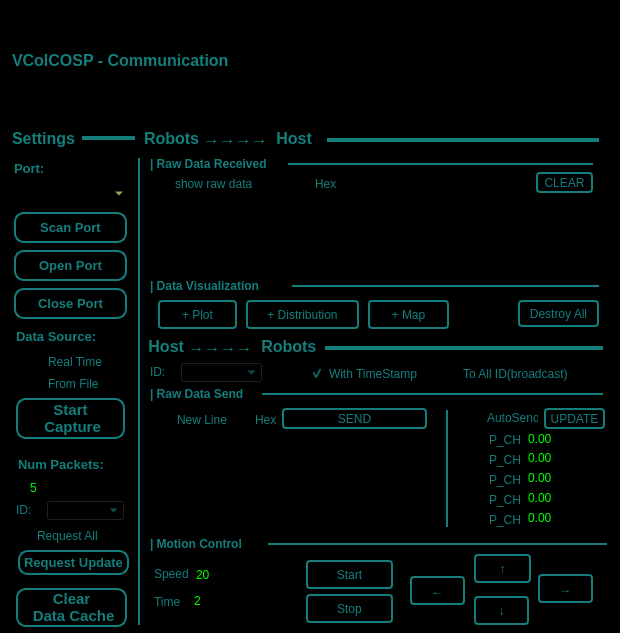
The window that viewers/communication.ui (XuelongSun/VColCOSP_GUI) describes before a commit, drawn with Qt 5.
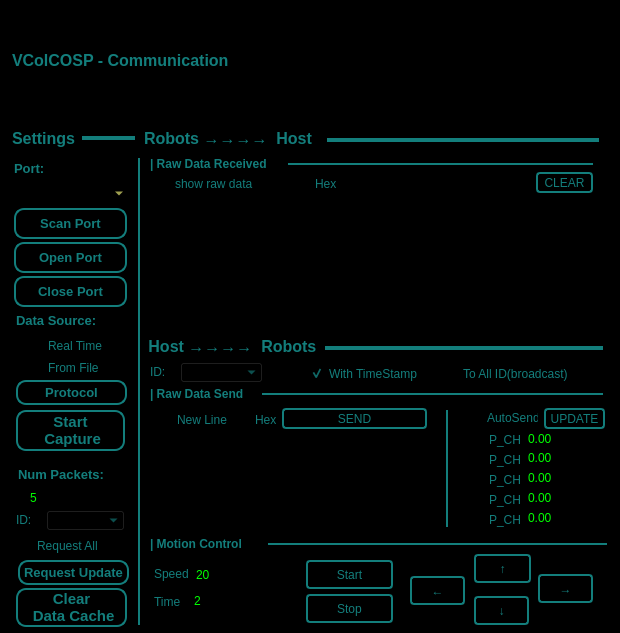
The same window after the commit. Icons and pictures are not drawn.

What changed in the file:
```diff
--- a/viewers/communication.ui
+++ b/viewers/communication.ui
@@ -64,7 +64,7 @@
    <property name="geometry">
     <rect>
      <x>16</x>
-     <y>326</y>
+     <y>310</y>
      <width>109</width>
      <height>21</height>
     </rect>
@@ -85,7 +85,7 @@
    <property name="geometry">
     <rect>
      <x>28</x>
-     <y>354</y>
+     <y>338</y>
      <width>89</width>
      <height>16</height>
     </rect>
@@ -101,7 +101,7 @@
    <property name="geometry">
     <rect>
      <x>14</x>
-     <y>212</y>
+     <y>208</y>
      <width>113</width>
      <height>31</height>
     </rect>
@@ -175,7 +175,7 @@
    <property name="geometry">
     <rect>
      <x>14</x>
-     <y>250</y>
+     <y>242</y>
      <width>113</width>
      <height>31</height>
     </rect>
@@ -211,7 +211,7 @@
    <property name="geometry">
     <rect>
      <x>14</x>
-     <y>288</y>
+     <y>276</y>
      <width>113</width>
      <height>31</height>
     </rect>
@@ -249,7 +249,7 @@
      <x>156</x>
      <y>196</y>
      <width>443</width>
-     <height>77</height>
+     <height>131</height>
     </rect>
    </property>
   </widget>
@@ -501,7 +501,7 @@
    <property name="geometry">
     <rect>
      <x>16</x>
-     <y>398</y>
+     <y>410</y>
      <width>109</width>
      <height>41</height>
     </rect>
@@ -575,7 +575,7 @@
    <property name="geometry">
     <rect>
      <x>28</x>
-     <y>376</y>
+     <y>360</y>
      <width>89</width>
      <height>16</height>
     </rect>
@@ -587,189 +587,6 @@
     <bool>false</bool>
    </property>
   </widget>
-  <widget class="Line" name="line_10">
-   <property name="geometry">
-    <rect>
-     <x>292</x>
-     <y>278</y>
-     <width>307</width>
-     <height>16</height>
-    </rect>
-   </property>
-   <property name="styleSheet">
-    <string notr="true">color: rgb(19, 126, 124);</string>
-   </property>
-   <property name="frameShadow">
-    <enum>QFrame::Plain</enum>
-   </property>
-   <property name="lineWidth">
-    <number>2</number>
-   </property>
-   <property name="orientation">
-    <enum>Qt::Horizontal</enum>
-   </property>
-  </widget>
-  <widget class="QLabel" name="label_26">
-   <property name="geometry">
-    <rect>
-     <x>150</x>
-     <y>278</y>
-     <width>141</width>
-     <height>16</height>
-    </rect>
-   </property>
-   <property name="font">
-    <font>
-     <weight>75</weight>
-     <bold>true</bold>
-    </font>
-   </property>
-   <property name="text">
-    <string>| Data Visualization</string>
-   </property>
-  </widget>
-  <widget class="QPushButton" name="pb_add_plot">
-   <property name="geometry">
-    <rect>
-     <x>158</x>
-     <y>300</y>
-     <width>79</width>
-     <height>29</height>
-    </rect>
-   </property>
-   <property name="cursor">
-    <cursorShape>PointingHandCursor</cursorShape>
-   </property>
-   <property name="styleSheet">
-    <string notr="true">QPushButton::disabled {
-    border: 2px solid rgb(149, 149, 149);
-	color:rgb(149, 149, 149);
-	border-radius:4px;
-}
-QPushButton{
-border: 2px solid rgb(19, 126, 124);
-border-radius:4px;
-}
-</string>
-   </property>
-   <property name="text">
-    <string>+ Plot</string>
-   </property>
-   <property name="icon">
-    <iconset resource="../resources.qrc">
-     <normaloff>:/resource/resources/plot.png</normaloff>:/resource/resources/plot.png</iconset>
-   </property>
-   <property name="iconSize">
-    <size>
-     <width>20</width>
-     <height>20</height>
-    </size>
-   </property>
-  </widget>
-  <widget class="QPushButton" name="pb_add_map">
-   <property name="geometry">
-    <rect>
-     <x>368</x>
-     <y>300</y>
-     <width>81</width>
-     <height>29</height>
-    </rect>
-   </property>
-   <property name="cursor">
-    <cursorShape>PointingHandCursor</cursorShape>
-   </property>
-   <property name="styleSheet">
-    <string notr="true">QPushButton::disabled {
-    border: 2px solid rgb(149, 149, 149);
-	color:rgb(149, 149, 149);
-	border-radius:4px;
-}
-QPushButton{
-border: 2px solid rgb(19, 126, 124);
-border-radius:4px;
-}
-</string>
-   </property>
-   <property name="text">
-    <string>+ Map</string>
-   </property>
-   <property name="icon">
-    <iconset resource="../resources.qrc">
-     <normaloff>:/resource/resources/map.png</normaloff>:/resource/resources/map.png</iconset>
-   </property>
-   <property name="iconSize">
-    <size>
-     <width>20</width>
-     <height>20</height>
-    </size>
-   </property>
-  </widget>
-  <widget class="QPushButton" name="pb_add_distribution">
-   <property name="geometry">
-    <rect>
-     <x>246</x>
-     <y>300</y>
-     <width>113</width>
-     <height>29</height>
-    </rect>
-   </property>
-   <property name="cursor">
-    <cursorShape>PointingHandCursor</cursorShape>
-   </property>
-   <property name="styleSheet">
-    <string notr="true">QPushButton::disabled {
-    border: 2px solid rgb(149, 149, 149);
-	color:rgb(149, 149, 149);
-	border-radius:4px;
-}
-QPushButton{
-border: 2px solid rgb(19, 126, 124);
-border-radius:4px;
-}
-</string>
-   </property>
-   <property name="text">
-    <string>+ Distribution</string>
-   </property>
-   <property name="icon">
-    <iconset resource="../resources.qrc">
-     <normaloff>:/resource/resources/distribution.png</normaloff>:/resource/resources/distribution.png</iconset>
-   </property>
-   <property name="iconSize">
-    <size>
-     <width>20</width>
-     <height>20</height>
-    </size>
-   </property>
-  </widget>
-  <widget class="QPushButton" name="pb_destroy_figure">
-   <property name="geometry">
-    <rect>
-     <x>518</x>
-     <y>300</y>
-     <width>81</width>
-     <height>27</height>
-    </rect>
-   </property>
-   <property name="cursor">
-    <cursorShape>PointingHandCursor</cursorShape>
-   </property>
-   <property name="styleSheet">
-    <string notr="true">QPushButton::disabled {
-    border: 2px solid rgb(149, 149, 149);
-	color:rgb(149, 149, 149);
-	border-radius:4px;
-}
-QPushButton{
-border: 2px solid rgb(19, 126, 124);
-border-radius:4px;
-}
-</string>
-   </property>
-   <property name="text">
-    <string>Destroy All</string>
-   </property>
-  </widget>
   <widget class="QLabel" name="label_43">
    <property name="geometry">
     <rect>
@@ -1536,7 +1353,7 @@
    <property name="geometry">
     <rect>
      <x>18</x>
-     <y>454</y>
+     <y>464</y>
      <width>109</width>
      <height>21</height>
     </rect>
@@ -1557,8 +1374,8 @@
    <property name="geometry">
     <rect>
      <x>28</x>
-     <y>477</y>
-     <width>87</width>
+     <y>487</y>
+     <width>99</width>
      <height>21</height>
     </rect>
    </property>
@@ -1590,7 +1407,7 @@
    <property name="geometry">
     <rect>
      <x>16</x>
-     <y>500</y>
+     <y>510</y>
      <width>23</width>
      <height>20</height>
     </rect>
@@ -1609,7 +1426,7 @@
    <property name="geometry">
     <rect>
      <x>46</x>
-     <y>500</y>
+     <y>510</y>
      <width>79</width>
      <height>21</height>
     </rect>
@@ -1619,7 +1436,7 @@
    <property name="geometry">
     <rect>
      <x>18</x>
-     <y>526</y>
+     <y>536</y>
      <width>111</width>
      <height>19</height>
     </rect>
@@ -1632,7 +1449,7 @@
    <property name="geometry">
     <rect>
      <x>18</x>
-     <y>550</y>
+     <y>560</y>
      <width>111</width>
      <height>25</height>
     </rect>
@@ -1664,6 +1481,42 @@
     <string>Request Update</string>
    </property>
   </widget>
+  <widget class="QPushButton" name="pb_request_update_2">
+   <property name="geometry">
+    <rect>
+     <x>16</x>
+     <y>380</y>
+     <width>111</width>
+     <height>25</height>
+    </rect>
+   </property>
+   <property name="font">
+    <font>
+     <family>Arial</family>
+     <pointsize>10</pointsize>
+     <weight>75</weight>
+     <bold>true</bold>
+    </font>
+   </property>
+   <property name="cursor">
+    <cursorShape>PointingHandCursor</cursorShape>
+   </property>
+   <property name="styleSheet">
+    <string notr="true">QPushButton::disabled {
+    border: 2px solid rgb(149, 149, 149);
+	color:rgb(149, 149, 149);
+	border-radius:10px;
+}
+QPushButton{
+border: 2px solid rgb(19, 126, 124);
+border-radius:10px;
+}
+</string>
+   </property>
+   <property name="text">
+    <string>Protocol</string>
+   </property>
+  </widget>
  </widget>
  <resources>
   <include location="../resources.qrc"/>
```
Left out of the diff: 5 changed lines with no effect on the pictures.
